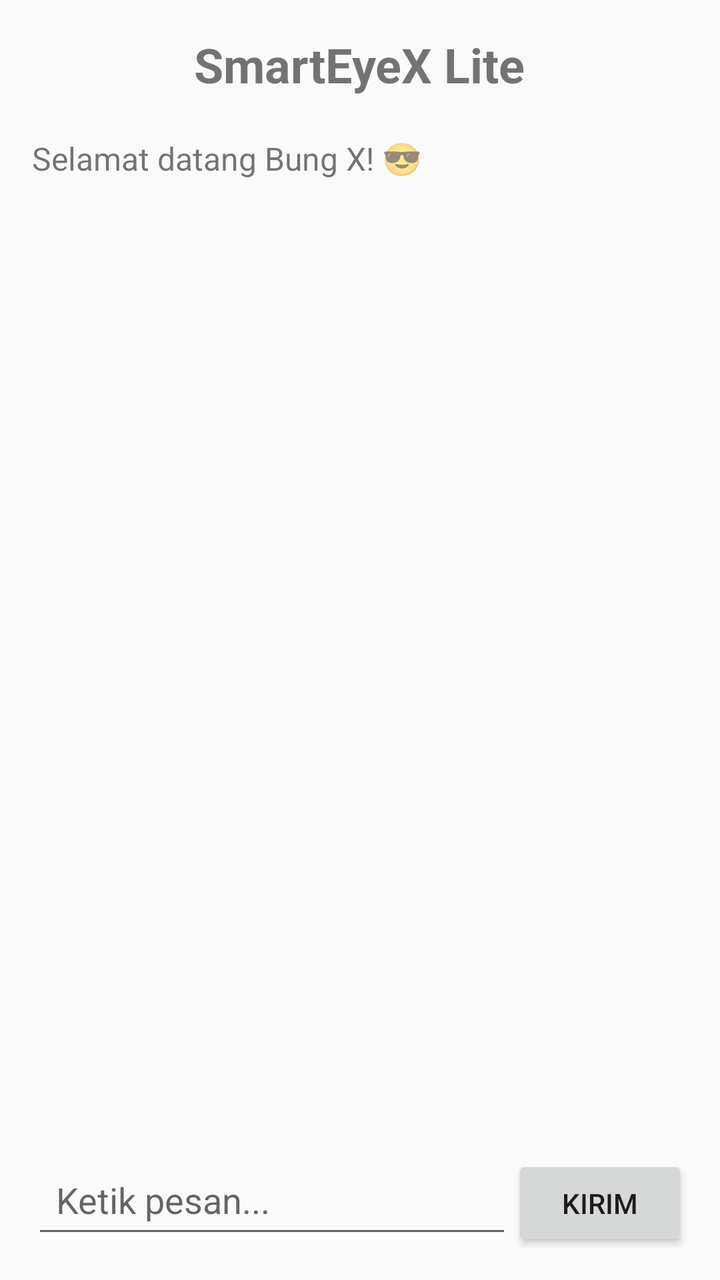
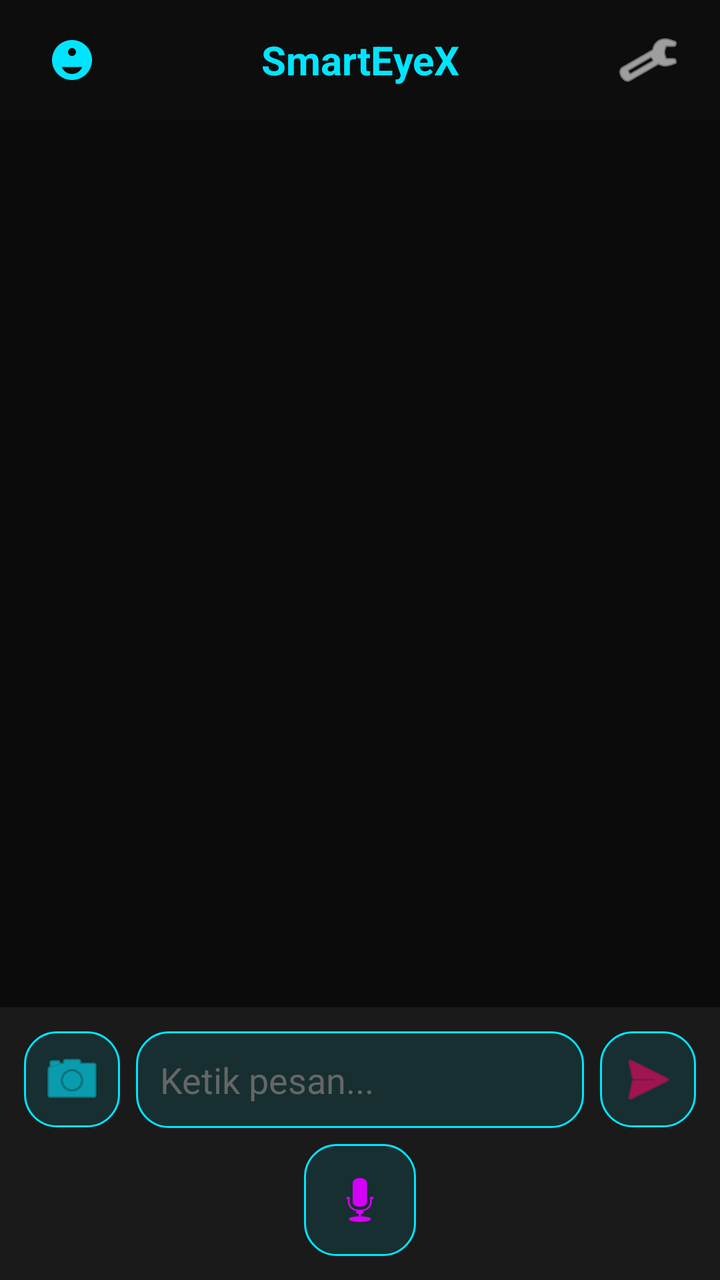

Two renders of the same Android screen: before a commit and after it. Below are the layout's source before the change and the commit's diff.
<!-- AndroidManifest.xml: application theme Theme.AppCompat.Light.DarkActionBar -->
<!-- res/layout/activity_main.xml -->
<?xml version="1.0" encoding="utf-8"?>
<LinearLayout xmlns:android="http://schemas.android.com/apk/res/android"
    android:layout_width="match_parent"
    android:layout_height="match_parent"
    android:orientation="vertical"
    android:padding="16dp">

    <TextView
        android:layout_width="wrap_content"
        android:layout_height="wrap_content"
        android:text="SmartEyeX Lite"
        android:textSize="24sp"
        android:textStyle="bold"
        android:layout_gravity="center"
        android:layout_marginBottom="20dp"/>

    <ScrollView
        android:layout_width="match_parent"
        android:layout_height="0dp"
        android:layout_weight="1">

        <TextView
            android:id="@+id/chatDisplay"
            android:layout_width="match_parent"
            android:layout_height="wrap_content"
            android:text="Selamat datang Bung X! 😎\n\n"
            android:textSize="16sp"/>

    </ScrollView>

    <LinearLayout
        android:layout_width="match_parent"
        android:layout_height="wrap_content"
        android:orientation="horizontal">

        <EditText
            android:id="@+id/inputMessage"
            android:layout_width="0dp"
            android:layout_height="wrap_content"
            android:layout_weight="1"
            android:hint="Ketik pesan..."
            android:padding="12dp"/>

        <Button
            android:id="@+id/sendButton"
            android:layout_width="wrap_content"
            android:layout_height="wrap_content"
            android:text="Kirim"/>

    </LinearLayout>

</LinearLayout>
<!-- resources referenced by this layout -->
<resources>

</resources>

<!-- the commit's change to res/layout/activity_main.xml (unified diff, before → after) -->
@@ -1,52 +1,142 @@
 <?xml version="1.0" encoding="utf-8"?>
-<LinearLayout xmlns:android="http://schemas.android.com/apk/res/android"
+<androidx.drawerlayout.widget.DrawerLayout xmlns:android="http://schemas.android.com/apk/res/android"
+    xmlns:app="http://schemas.android.com/apk/res-auto"
+    android:id="@+id/drawerLayout"
     android:layout_width="match_parent"
     android:layout_height="match_parent"
-    android:orientation="vertical"
-    android:padding="16dp">
-
-    <TextView
-        android:layout_width="wrap_content"
-        android:layout_height="wrap_content"
-        android:text="SmartEyeX Lite"
-        android:textSize="24sp"
-        android:textStyle="bold"
-        android:layout_gravity="center"
-        android:layout_marginBottom="20dp"/>
-
-    <ScrollView
-        android:layout_width="match_parent"
-        android:layout_height="0dp"
-        android:layout_weight="1">
-
-        <TextView
-            android:id="@+id/chatDisplay"
-            android:layout_width="match_parent"
-            android:layout_height="wrap_content"
-            android:text="Selamat datang Bung X! 😎\n\n"
-            android:textSize="16sp"/>
-
-    </ScrollView>
+    android:background="#0A0A0A">
 
     <LinearLayout
         android:layout_width="match_parent"
-        android:layout_height="wrap_content"
-        android:orientation="horizontal">
+        android:layout_height="match_parent"
+        android:orientation="vertical">
 
-        <EditText
-            android:id="@+id/inputMessage"
-            android:layout_width="0dp"
+        <androidx.cardview.widget.CardView
+            android:layout_width="match_parent"
             android:layout_height="wrap_content"
+            android:backgroundTint="#0D0D0D"
+            app:cardElevation="0dp">
+
+            <LinearLayout
+                android:layout_width="match_parent"
+                android:layout_height="60dp"
+                android:orientation="horizontal"
+                android:gravity="center_vertical"
+                android:paddingHorizontal="16dp">
+
+                <ImageButton
+                    android:id="@+id/menuButton"
+                    android:layout_width="40dp"
+                    android:layout_height="40dp"
+                    android:src="@drawable/ic_smarteyex"
+                    android:background="?android:attr/selectableItemBackgroundBorderless"
+                    android:contentDescription="@string/app_name"
+                    android:tint="#00E5FF"/>
+
+                <TextView
+                    android:layout_width="0dp"
+                    android:layout_height="wrap_content"
+                    android:layout_weight="1"
+                    android:text="SmartEyeX"
+                    android:textSize="20sp"
+                    android:textStyle="bold"
+                    android:textColor="#00E5FF"
+                    android:gravity="center"/>
+
+                <ImageButton
+                    android:id="@+id/settingsButton"
+                    android:layout_width="40dp"
+                    android:layout_height="40dp"
+                    android:src="@android:drawable/ic_menu_preferences"
+                    android:background="?android:attr/selectableItemBackgroundBorderless"
+                    android:contentDescription="@string/settings"
+                    android:tint="#FFFFFF"/>
+
+            </LinearLayout>
+
+        </androidx.cardview.widget.CardView>
+
+        <androidx.recyclerview.widget.RecyclerView
+            android:id="@+id/chatRecyclerView"
+            android:layout_width="match_parent"
+            android:layout_height="0dp"
             android:layout_weight="1"
-            android:hint="Ketik pesan..."
             android:padding="12dp"/>
 
-        <Button
-            android:id="@+id/sendButton"
-            android:layout_width="wrap_content"
+        <LinearLayout
+            android:layout_width="match_parent"
             android:layout_height="wrap_content"
-            android:text="Kirim"/>
+            android:orientation="vertical"
+            android:padding="12dp"
+            android:background="#1A1A1A">
+
+            <LinearLayout
+                android:layout_width="match_parent"
+                android:layout_height="wrap_content"
+                android:orientation="horizontal">
+
+                <ImageButton
+                    android:id="@+id/cameraButton"
+                    android:layout_width="48dp"
+                    android:layout_height="48dp"
+                    android:src="@android:drawable/ic_menu_camera"
+                    android:background="@drawable/bg_cyber_card"
+                    android:contentDescription="@string/camera"
+                    android:tint="#00E5FF"/>
+
+                <EditText
+                    android:id="@+id/inputMessage"
+                    android:layout_width="0dp"
+                    android:layout_height="wrap_content"
+                    android:layout_weight="1"
+                    android:hint="@string/type_message"
+                    android:textColor="#FFFFFF"
+                    android:textColorHint="#666666"
+                    android:background="@drawable/bg_cyber_card"
+                    android:padding="12dp"
+                    android:layout_marginHorizontal="8dp"
+                    android:inputType="text"/>
+
+                <ImageButton
+                    android:id="@+id/sendButton"
+                    android:layout_width="48dp"
+                    android:layout_height="48dp"
+                    android:src="@android:drawable/ic_menu_send"
+                    android:background="@drawable/bg_cyber_card"
+                    android:contentDescription="@string/send"
+                    android:tint="#FF0266"/>
+
+            </LinearLayout>
+
+            <LinearLayout
+                android:layout_width="match_parent"
+                android:layout_height="wrap_content"
+                android:layout_marginTop="8dp"
+                android:orientation="horizontal"
+                android:gravity="center">
+
+                <ImageButton
+                    android:id="@+id/voiceButton"
+                    android:layout_width="56dp"
+                    android:layout_height="56dp"
+                    android:src="@android:drawable/ic_btn_speak_now"
+                    android:background="@drawable/bg_cyber_card"
+                    android:contentDescription="@string/voice"
+                    android:tint="#D500F9"/>
+
+            </LinearLayout>
+
+        </LinearLayout>
 
     </LinearLayout>
 
-</LinearLayout>
+    <com.google.android.material.navigation.NavigationView
+        android:id="@+id/navView"
+        android:layout_width="280dp"
+        android:layout_height="match_parent"
+        android:layout_gravity="start"
+        android:background="#0D0D0D"
+        app:menu="@menu/navigation_menu"
+        android:theme="@style/Theme.SmartEyeX"/>
+
+</androidx.drawerlayout.widget.DrawerLayout>
<!-- resource entries referenced after the edit -->
@@ -1,5 +1,38 @@
 <!-- resources referenced by this layout -->
 <resources>
-
+  <!-- drawable bg_cyber_card (drawable) -->
+  <?xml version="1.0" encoding="utf-8"?>
+  <shape xmlns:android="http://schemas.android.com/apk/res/android">
+      <solid android:color="#1A00E5FF"/>
+      <stroke android:width="1dp" android:color="#00E5FF"/>
+      <corners android:radius="16dp"/>
+  </shape>
+  <!-- drawable ic_smarteyex (drawable) -->
+  <?xml version="1.0" encoding="utf-8"?>
+  <vector xmlns:android="http://schemas.android.com/apk/res/android"
+      android:width="24dp"
+      android:height="24dp"
+      android:viewportWidth="24"
+      android:viewportHeight="24">
+      <path
+          android:fillColor="#00E5FF"
+          android:pathData="M12,2C6.48,2 2,6.48 2,12s4.48,10 10,10 10,-4.48 10,-10S17.52,2 12,2zm0,4c1.1,0 2,0.9 2,2s-0.9,2 -2,2 -2,-0.9 -2,-2 0.9,-2 2,-2zm0,13c-2.33,0 -4.31,-1.46 -5.11,-3.5h10.22c-0.8,2.04 -2.78,3.5 -5.11,3.5z"/>
+  </vector>
+  <string name="app_name">SmartEyeX Lite</string>
+  <string name="camera">Camera</string>
+  <string name="send">Send</string>
+  <string name="settings">Settings</string>
+  <string name="type_message">Ketik pesan...</string>
+  <string name="voice">Voice</string>
+  <style name="Theme.SmartEyeX" parent="Theme.MaterialComponents.DayNight.NoActionBar">
+          <item name="colorPrimary">#00E5FF</item>
+          <item name="colorPrimaryVariant">#00B8D4</item>
+          <item name="colorSecondary">#FF0266</item>
+          <item name="colorSecondaryVariant">#D500F9</item>
+          <item name="android:statusBarColor">#0D0D0D</item>
+          <item name="android:navigationBarColor">#0D0D0D</item>
+          <item name="android:windowBackground">@color/cyber_dark</item>
+      </style>
+  <color name="cyber_dark">#0A0A0A</color>
 </resources>
 
